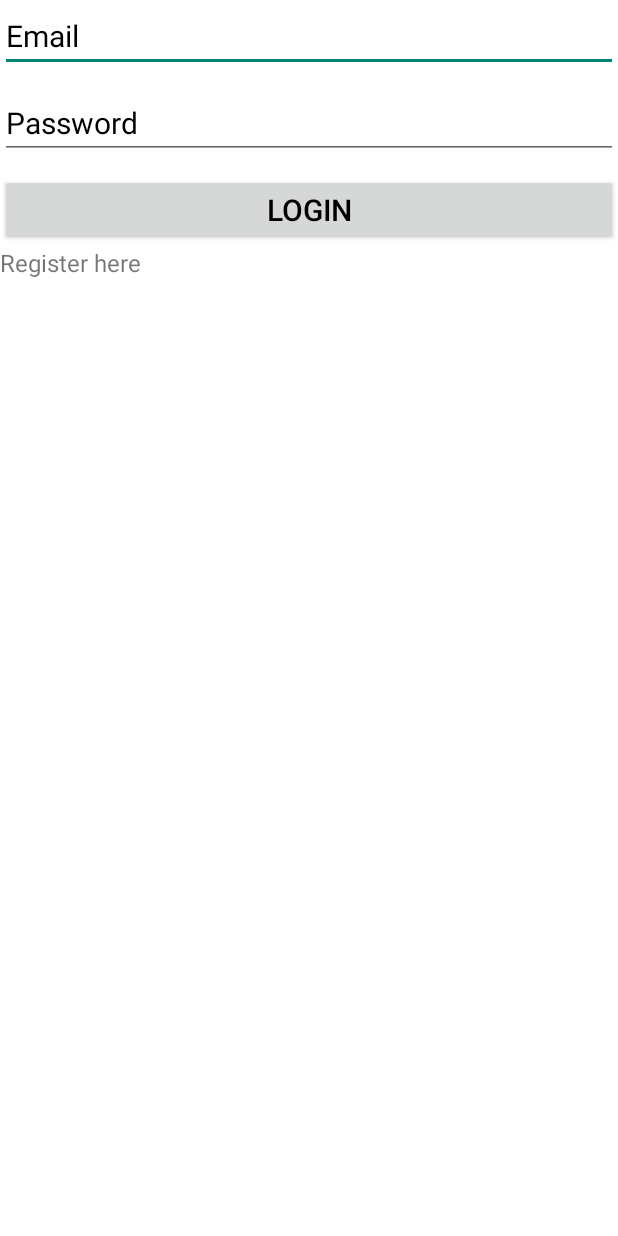
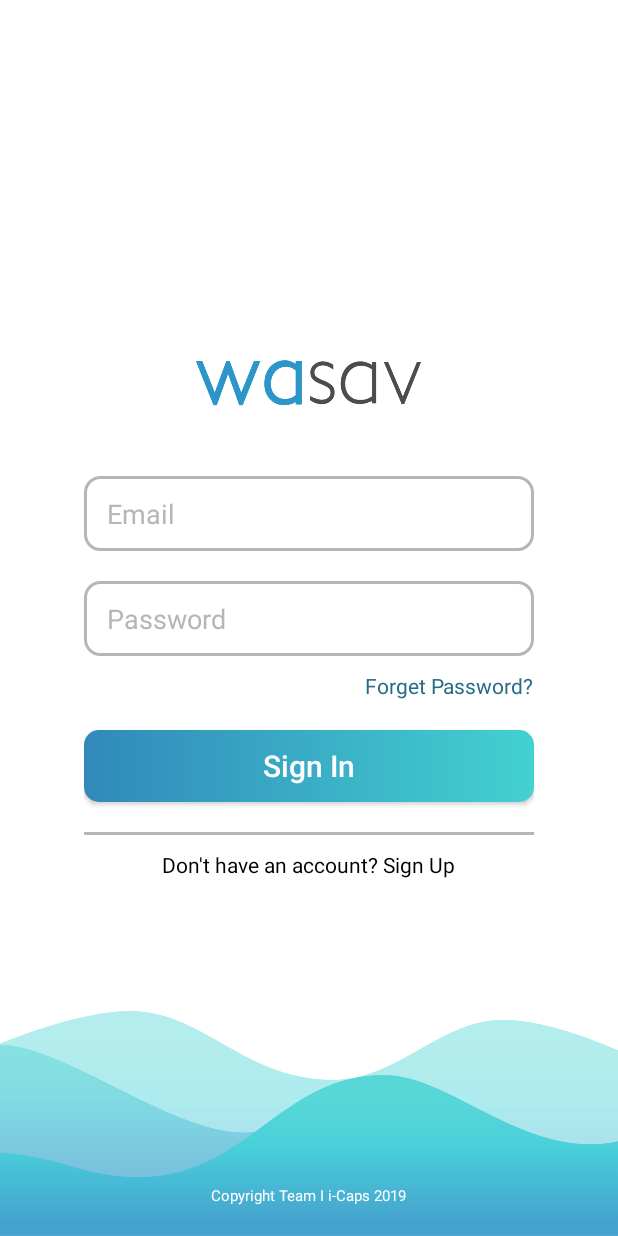
Before and after one commit to jaballogian/Wasav, an Android app: the screen it shows after launch (ActivityLogin), on a phone screen of 412 x 824 dp. Run offline under Robolectric (Android 15) with nearby library versions, the phone set to English and light mode, and no system bars; our stand-ins replace Firebase (no records; nobody signed in at launch, a user with empty details on screens opened directly); libraries missing offline, so code that uses them is left out: lecho.lib.hellocharts, me.anwarshahriar.calligrapher; 26 statements that could not run were skipped.

Commit message:
new design for activity login

```diff
--- a/app/src/main/res/layout/activity_login.xml
+++ b/app/src/main/res/layout/activity_login.xml
@@ -1,88 +1,108 @@
 <?xml version="1.0" encoding="utf-8"?>
-<LinearLayout xmlns:android="http://schemas.android.com/apk/res/android"
+<RelativeLayout xmlns:android="http://schemas.android.com/apk/res/android"
     xmlns:app="http://schemas.android.com/apk/res-auto"
     xmlns:tools="http://schemas.android.com/tools"
     android:layout_width="match_parent"
     android:layout_height="match_parent"
-    android:orientation="vertical"
     android:background="@color/white"
     tools:context=".ActivityLogin">
 
-    <!--<android.support.design.widget.TextInputLayout-->
-        <!--android:layout_width="match_parent"-->
-        <!--android:layout_height="wrap_content">-->
+    <LinearLayout
+        android:layout_width="300dp"
+        android:layout_height="wrap_content"
+        android:orientation="vertical"
+        android:layout_centerInParent="true">
 
-        <!--<android.support.design.widget.TextInputEditText-->
-            <!--android:id="@+id/emailEditTextActivityLogin"-->
-            <!--android:layout_width="match_parent"-->
-            <!--android:layout_height="wrap_content"-->
-            <!--android:hint="Email"-->
-            <!--android:inputType="text"-->
-            <!--android:paddingRight="10dp"-->
-            <!--android:textSize="20sp"-->
-            <!--android:textColorHint="@color/black"-->
-            <!--android:textColor="@color/black"-->
-            <!--android:layout_marginBottom="10dp"/>-->
-    <!--</android.support.design.widget.TextInputLayout>-->
+        <ImageView
+            android:layout_width="150dp"
+            android:layout_height="70dp"
+            android:background="@drawable/wasav"
+            android:layout_marginBottom="30dp"
+            android:layout_gravity="center_horizontal"/>
 
         <EditText
             android:id="@+id/emailEditTextActivityLogin"
             android:layout_width="match_parent"
-        android:layout_height="wrap_content"
+            android:layout_height="50dp"
             android:hint="Email"
             android:inputType="text"
+            android:paddingLeft="15dp"
             android:paddingRight="10dp"
-        android:textSize="20sp"
-        android:textColorHint="@color/black"
-        android:textColor="@color/black"
-        android:layout_marginBottom="10dp" />
-
-    <!--<android.support.design.widget.TextInputLayout-->
-        <!--android:layout_width="match_parent"-->
-        <!--android:layout_height="wrap_content">-->
-
-        <!--<android.support.design.widget.TextInputEditText-->
-            <!--android:id="@+id/passwordEditTextActivityLogin"-->
-            <!--android:layout_width="match_parent"-->
-            <!--android:layout_height="wrap_content"-->
-            <!--android:hint="Password"-->
-            <!--android:inputType="textPassword"-->
-            <!--android:paddingRight="10dp"-->
-            <!--android:textSize="20sp"-->
-            <!--android:textColorHint="@color/black"-->
-            <!--android:textColor="@color/black"-->
-            <!--android:layout_marginBottom="10dp"/>-->
-    <!--</android.support.design.widget.TextInputLayout>-->
+            android:textSize="18sp"
+            android:textColorHint="@color/silver"
+            android:textColor="@color/steelblue"
+            android:layout_marginBottom="20dp"
+            android:background="@drawable/background_edit_text_silver" />
 
         <EditText
             android:id="@+id/passwordEditTextActivityLogin"
             android:layout_width="match_parent"
+            android:layout_height="50dp"
+            android:hint="Password"
+            android:inputType="text"
+            android:paddingLeft="15dp"
+            android:paddingRight="10dp"
+            android:textSize="18sp"
+            android:textColorHint="@color/silver"
+            android:textColor="@color/steelblue"
+            android:layout_marginBottom="10dp"
+            android:background="@drawable/background_edit_text_silver"/>
+
+        <TextView
+            android:layout_width="wrap_content"
             android:layout_height="wrap_content"
-        android:hint="Password"
-        android:inputType="textPassword"
-        android:paddingRight="10dp"
-        android:textSize="20sp"
-        android:textColorHint="@color/black"
-        android:textColor="@color/black"
-        android:layout_marginBottom="10dp" />
+            android:text="Forget Password?"
+            android:textColor="@color/teal"
+            android:textSize="14sp"
+            android:layout_marginBottom="20dp"
+            android:layout_gravity="right"/>
 
         <Button
-
             android:layout_width="match_parent"
             android:layout_height="wrap_content"
-        android:textColor="@color/black"
+            android:text="Sign In"
+            android:textAllCaps="false"
+            android:background="@drawable/background_button_blue"
+            android:textColor="@color/white"
+            android:padding="10dp"
             android:textSize="20sp"
-        android:text="Login"
+            android:layout_marginBottom="20dp"
             android:id="@+id/loginButtonActivityLogin"/>
 
+        <LinearLayout
+            android:layout_width="match_parent"
+            android:layout_height="2dp"
+            android:background="@color/silver"
+            android:layout_centerInParent="true"
+            android:layout_marginBottom="10dp">
+
+        </LinearLayout>
+
         <TextView
-        android:layout_centerHorizontal="true"
-        android:layout_alignParentBottom="true"
             android:layout_width="wrap_content"
             android:layout_height="wrap_content"
-        android:textSize="16sp"
-        android:text="Register here"
-        android:id="@+id/registerHereTextViewActivityLogin"
-        android:layout_marginBottom="10dp"/>
+            android:text="Don't have an account? Sign Up"
+            android:textColor="@color/black"
+            android:textSize="14sp"
+            android:layout_marginBottom="20dp"
+            android:layout_gravity="center_horizontal"/>
+    </LinearLayout>
 
-</LinearLayout>
+    <ImageView
+        android:layout_width="match_parent"
+        android:layout_height="150dp"
+        android:background="@drawable/wave"
+        android:layout_alignParentBottom="true"/>
+
+    <TextView
+        android:layout_width="wrap_content"
+        android:layout_height="wrap_content"
+        android:text="Copyright Team I i-Caps 2019"
+        android:textColor="@color/white"
+        android:textSize="10sp"
+        android:layout_centerHorizontal="true"
+        android:layout_marginBottom="20dp"
+        android:layout_gravity="center_horizontal"
+        android:layout_alignParentBottom="true"/>
+
+</RelativeLayout>
--- a/app/src/main/res/layout/activity_register.xml
+++ b/app/src/main/res/layout/activity_register.xml
@@ -77,9 +77,9 @@
             android:background="@drawable/background_edit_text_silver" />
 
         <Button
+            android:id="@+id/registerButtonActivityRegister"
             android:layout_width="match_parent"
             android:layout_height="wrap_content"
-            android:id="@+id/registerButtonActivityRegister"
             android:text="Sign Up"
             android:textAllCaps="false"
             android:background="@drawable/background_button_blue"
@@ -95,7 +95,7 @@
 
             <LinearLayout
                 android:layout_width="match_parent"
-                android:layout_height="3dp"
+                android:layout_height="2dp"
                 android:background="@color/silver"
                 android:layout_centerInParent="true">
 
--- a/app/src/main/res/values/colors.xml
+++ b/app/src/main/res/values/colors.xml
@@ -9,4 +9,5 @@
     <color name="mediumturquoise">#43d1d1</color>
     <color name="steelblue">#3189ba</color>
     <color name="silver">#b6b6b6</color>
+    <color name="teal">#266c86</color>
 </resources>
```
Lines whose indentation alone changed are shown as unchanged.
